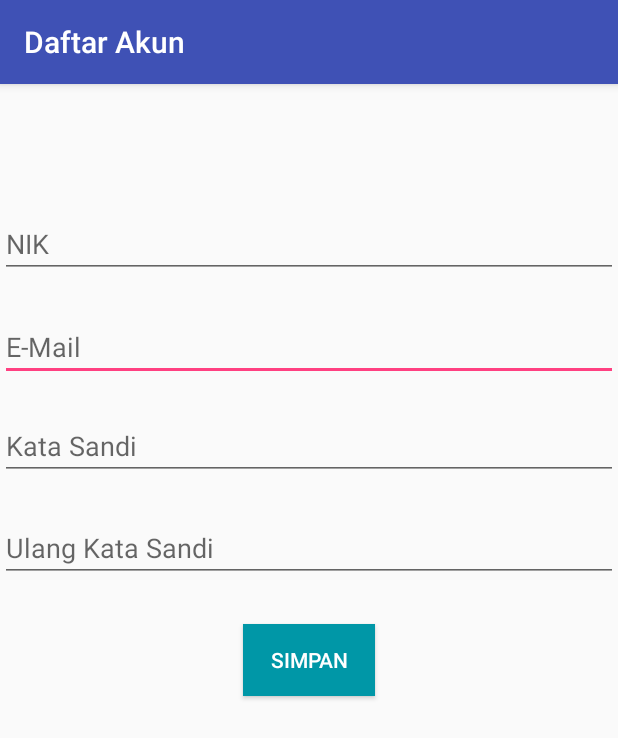
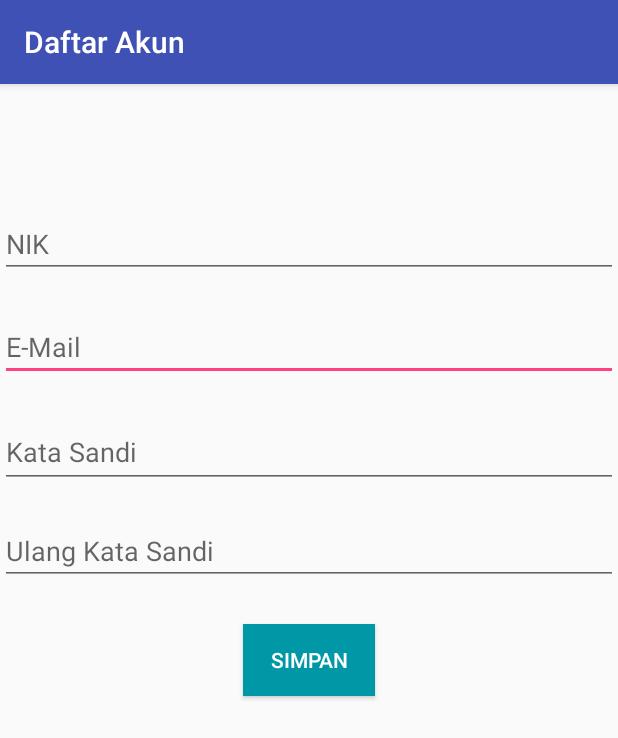
Before and after one commit to rzyunanda/pajar_android, an Android app: the screen it shows after launch (SignUpActivity), after a tap on "DAFTAR", on a phone screen of 412 x 824 dp. Shown: the top 738 px of the screen. Run offline under Robolectric (Android 15) with nearby library versions, the phone set to English and light mode, and no system bars.

Commit message:
perbaikan tampilan

```diff
--- a/app/src/main/AndroidManifest.xml
+++ b/app/src/main/AndroidManifest.xml
@@ -1,6 +1,7 @@
 <?xml version="1.0" encoding="utf-8"?>
 <manifest xmlns:android="http://schemas.android.com/apk/res/android"
-    package="com.rzproject.assosiate.projectsatu1">
+    package="com.rzproject.assosiate.projectsatu1"
+    android:screenOrientation="portrait">
 
     <uses-permission android:name="android.permission.ACCESS_NETWORK_STATE" />
     <uses-permission android:name="android.permission.ACCESS_WIFI_STATE" />
@@ -13,6 +14,7 @@
         android:roundIcon="@mipmap/ic_launcher_round"
         android:supportsRtl="true"
         android:theme="@style/AppTheme">
+        <activity android:name=".ForgotPassword"></activity>
         <activity android:name=".MainActivity">
             <intent-filter>
                 <action android:name="android.intent.action.MAIN" />
@@ -26,7 +28,7 @@
             android:theme="@style/AppTheme.NoActionBar" />
         <activity android:name=".SignUpActivity" />
         <activity android:name=".InstingActivity" />
-        <activity android:name=".StartQActivity"></activity>
+        <activity android:name=".StartQActivity" />
     </application>
 
 </manifest>
--- a/app/src/main/java/com/rzproject/assosiate/projectsatu1/MainActivity.java
+++ b/app/src/main/java/com/rzproject/assosiate/projectsatu1/MainActivity.java
@@ -4,19 +4,23 @@ import android.content.Intent;
 import android.support.v7.app.AppCompatActivity;
 import android.os.Bundle;
 import android.view.View;
+import android.view.Window;
+import android.view.WindowManager;
 import android.widget.Button;
+import android.widget.EditText;
+import android.widget.TextView;
 
 public class MainActivity extends AppCompatActivity implements View.OnClickListener {
 
     private Button btn_login;
     private Button btn_signup;
+    private TextView text_forgetpassword;
 
     @Override
     protected void onCreate(Bundle savedInstanceState) {
         super.onCreate(savedInstanceState);
 
-        String title = "";
-        getSupportActionBar().setTitle(title);
+        getSupportActionBar().hide();
         setContentView(R.layout.activity_main);
 
         btn_login = (Button) findViewById(R.id.btn_login);
@@ -24,6 +28,9 @@ public class MainActivity extends AppCompatActivity implements View.OnClickListe
 
         btn_signup = (Button) findViewById(R.id.btn_signup);
         btn_signup.setOnClickListener(this);
+
+        text_forgetpassword=(TextView) findViewById(R.id.text_forgetpassword);
+        text_forgetpassword.setOnClickListener(this);
     }
 
     @Override
@@ -34,6 +41,9 @@ public class MainActivity extends AppCompatActivity implements View.OnClickListe
                 break;
             case R.id.btn_signup:
                 sigUpButtonClicked();
+                break;
+            case R.id.text_forgetpassword:
+                forgotPasswordClicked();
                 break;
         }
     }
@@ -48,4 +58,9 @@ public class MainActivity extends AppCompatActivity implements View.OnClickListe
         Intent i = new Intent(MainActivity.this,SignUpActivity.class);
         startActivity(i);
     }
+
+    private void forgotPasswordClicked() {
+        Intent i = new Intent(MainActivity.this,ForgotPassword.class);
+        startActivity(i);
+    }
 }
--- a/app/src/main/res/layout/activity_insting.xml
+++ b/app/src/main/res/layout/activity_insting.xml
@@ -4,8 +4,7 @@
     xmlns:tools="http://schemas.android.com/tools"
     android:layout_width="match_parent"
     android:layout_height="match_parent"
-    tools:context=".InstingActivity"
-    >
+    tools:context=".InstingActivity"    >
 
     <TextView
         android:id="@+id/textView2"
--- a/app/src/main/res/layout/activity_sign_up.xml
+++ b/app/src/main/res/layout/activity_sign_up.xml
@@ -34,29 +34,31 @@
             app:layout_constraintTop_toTopOf="parent"
             app:layout_constraintVertical_bias="0.211" />
 
-        <android.support.design.widget.TextInputEditText
+        <EditText
             android:id="@+id/KataSandi"
-            android:layout_width="match_parent"
-            android:layout_height="wrap_content"
+            android:layout_width="0dp"
+            android:layout_height="48dp"
+            android:ems="10"
             android:hint="Kata Sandi"
+            android:inputType="textPassword"
             app:layout_constraintBottom_toBottomOf="parent"
             app:layout_constraintEnd_toEndOf="parent"
-            app:layout_constraintHorizontal_bias="0.0"
             app:layout_constraintStart_toStartOf="parent"
             app:layout_constraintTop_toTopOf="parent"
-            app:layout_constraintVertical_bias="0.303" />
+            app:layout_constraintVertical_bias="0.307" />
 
-        <android.support.design.widget.TextInputEditText
+        <EditText
             android:id="@+id/UlangKataSandi"
-            android:layout_width="match_parent"
+            android:layout_width="0dp"
             android:layout_height="wrap_content"
+            android:ems="10"
             android:hint="Ulang Kata Sandi"
+            android:inputType="textPassword"
             app:layout_constraintBottom_toBottomOf="parent"
             app:layout_constraintEnd_toEndOf="parent"
-            app:layout_constraintHorizontal_bias="0.0"
             app:layout_constraintStart_toStartOf="parent"
             app:layout_constraintTop_toTopOf="parent"
-            app:layout_constraintVertical_bias="0.397" />
+            app:layout_constraintVertical_bias="0.399" />
 
         <android.support.design.widget.TextInputEditText
             android:id="@+id/nik"
--- a/build.gradle
+++ b/build.gradle
@@ -7,7 +7,7 @@ buildscript {
         jcenter()
     }
     dependencies {
-        classpath 'com.android.tools.build:gradle:3.1.3'
+        classpath 'com.android.tools.build:gradle:3.5.0'
 
 
         // NOTE: Do not place your application dependencies here; they belong
```
Also changed, not shown: app/src/main/java/com/rzproject/assosiate/projectsatu1/ForgotPassword.java (added, +39 -0 lines), app/src/main/res/layout/activity_forgot_password.xml (added, +48 -0 lines), app/src/main/res/layout/activity_main.xml (+10 -5 lines), gradle/wrapper/gradle-wrapper.properties.
